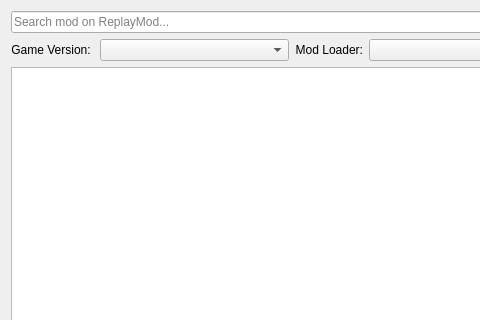
Old version of the form src/ui/replay/replaymodbrowser.ui in the repository kaniol-lck/modmanager; both pictures show x 0 to 480 and y 0 to 320 of the 869 by 651 pixel window.
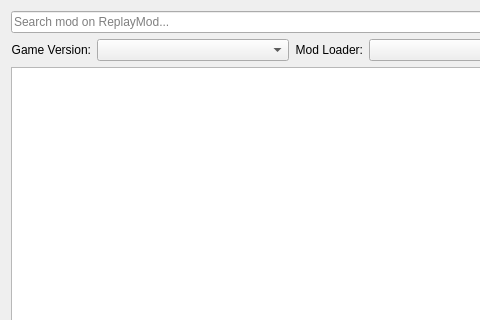
New version of the form. Icons and pictures are not drawn.

The edit to the form file:
```diff
--- a/src/ui/replay/replaymodbrowser.ui
+++ b/src/ui/replay/replaymodbrowser.ui
@@ -25,7 +25,7 @@
         </sizepolicy>
        </property>
        <property name="text">
-        <string>Game Version: </string>
+        <string>Game Version:</string>
        </property>
        <property name="alignment">
         <set>Qt::AlignRight|Qt::AlignTrailing|Qt::AlignVCenter</set>
```
